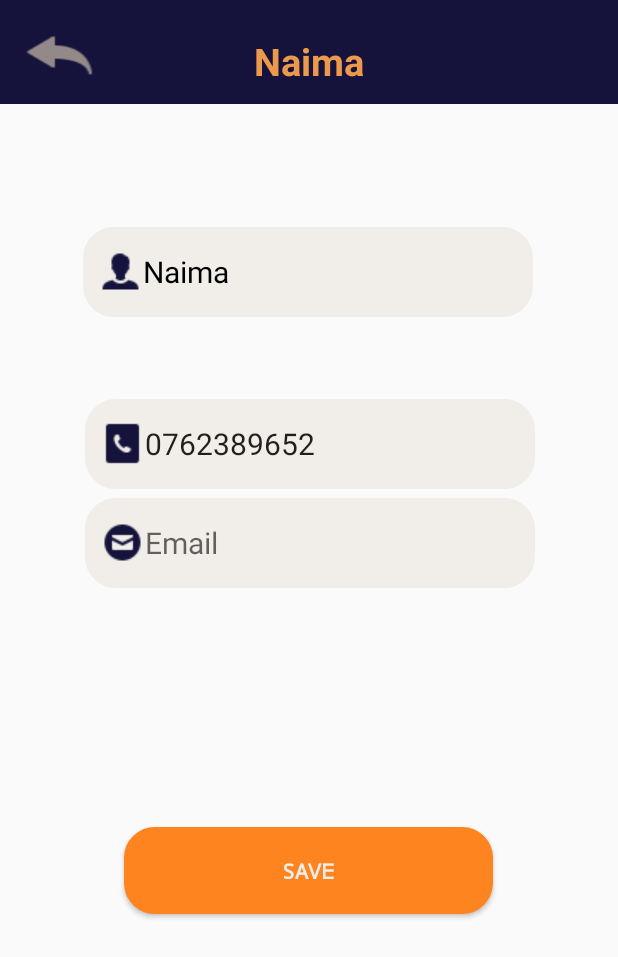
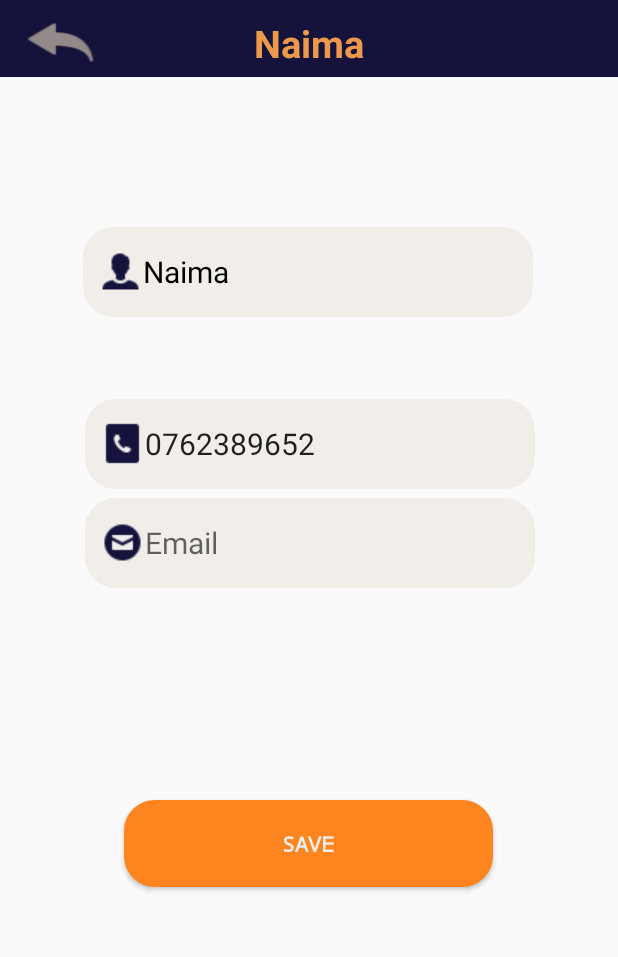
Before and after one commit to naima-adardor/CreditBook, an Android app: the UpdatePersonalDetailActivity screen opened directly, with no data from a screen before it, on a phone screen of 412 x 824 dp. Shown: the top 957 px of the screen. Run offline under Robolectric (Android 15) with nearby library versions, the phone set to English and light mode, and no system bars; Roboto replaces fonts that are not available here.

Commit message:
Some chenges

```diff
--- a/app/src/main/java/com/example/creditbook/UpdatePersonalDetailActivity.java
+++ b/app/src/main/java/com/example/creditbook/UpdatePersonalDetailActivity.java
@@ -2,13 +2,25 @@
 
 import androidx.appcompat.app.AppCompatActivity;
 
+import android.content.Intent;
 import android.os.Bundle;
+import android.view.View;
+import android.widget.Button;
 
-public class UpdatePersonalDetailActivity extends AppCompatActivity {
-
+public class UpdatePersonalDetailActivity extends AppCompatActivity implements View.OnClickListener {
+  private Button back;
     @Override
     protected void onCreate(Bundle savedInstanceState) {
         super.onCreate(savedInstanceState);
         setContentView(R.layout.activity_update_personal_detail);
+        back = findViewById(R.id.button_back);
+        back.setOnClickListener(this);
+
+    }
+
+    @Override
+    public void onClick(View view) {
+        Intent intent1=new Intent(UpdatePersonalDetailActivity.this,home.class);
+        startActivity(intent1);
     }
 }
--- a/app/src/main/res/layout/activity_add_client.xml
+++ b/app/src/main/res/layout/activity_add_client.xml
@@ -19,7 +19,7 @@
         app:layout_constraintVertical_bias="0.0">
 
         <Button
-            android:id="@+id/button"
+            android:id="@+id/button_back"
             android:layout_width="51dp"
             android:layout_height="37dp"
             android:background="@drawable/back"
--- a/app/src/main/res/layout/activity_add_supplier.xml
+++ b/app/src/main/res/layout/activity_add_supplier.xml
@@ -19,7 +19,7 @@
         app:layout_constraintVertical_bias="0.0">
 
         <Button
-            android:id="@+id/button"
+            android:id="@+id/button_back"
             android:layout_width="51dp"
             android:layout_height="37dp"
             android:background="@drawable/back"
--- a/app/src/main/res/layout/activity_home.xml
+++ b/app/src/main/res/layout/activity_home.xml
@@ -41,7 +41,7 @@
         android:layout_marginTop="8dp"
         app:layout_constraintStart_toStartOf="parent"
         app:layout_constraintTop_toBottomOf="@+id/textView14"
-        app:srcCompat="@drawable/useer" />
+        app:srcCompat="@drawable/user" />
 
     <TextView
         android:id="@+id/textViewNameUser"
--- a/app/src/main/res/layout/activity_update_personal_detail.xml
+++ b/app/src/main/res/layout/activity_update_personal_detail.xml
@@ -8,8 +8,8 @@
 
     <androidx.constraintlayout.widget.ConstraintLayout
         android:id="@+id/constraintLayout"
-        android:layout_width="417dp"
-        android:layout_height="69dp"
+        android:layout_width="415dp"
+        android:layout_height="51dp"
         android:background="@color/DarkBlue"
         app:layout_constraintBottom_toBottomOf="parent"
         app:layout_constraintEnd_toEndOf="parent"
@@ -18,7 +18,7 @@
         app:layout_constraintVertical_bias="0.0">
 
         <Button
-            android:id="@+id/button"
+            android:id="@+id/button_back"
             android:layout_width="51dp"
             android:layout_height="37dp"
             android:background="@drawable/back"
```
